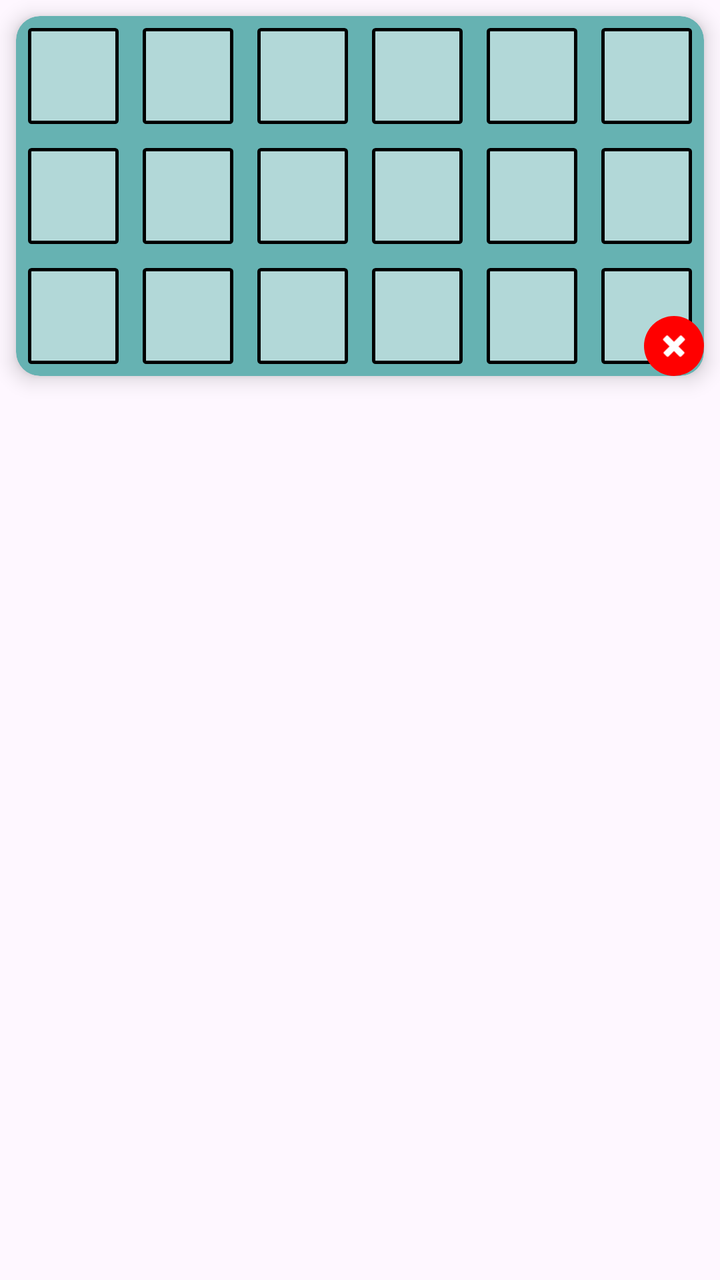
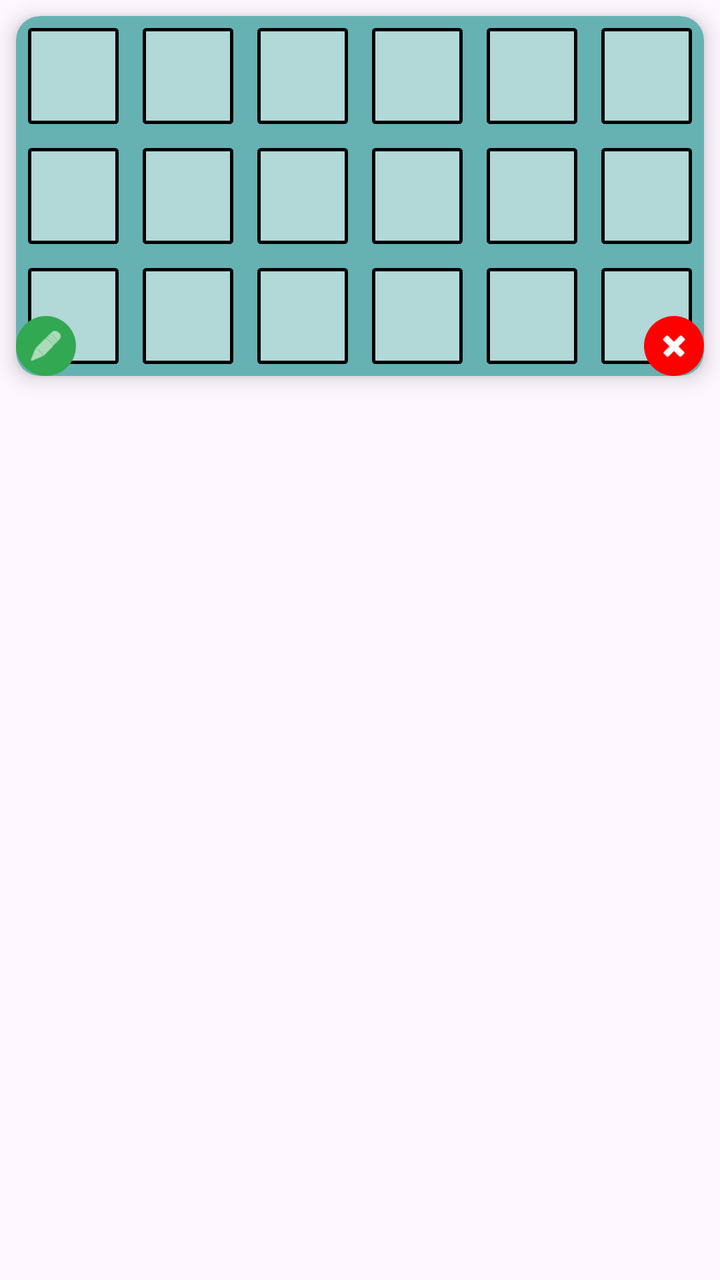

An Android layout rendered at two revisions. The XML below is the earlier revision; the diff shows what the commit changed to produce the second picture.
<!-- AndroidManifest.xml: application theme Theme.BingoApp -->
<!-- res/layout/bingo_card.xml -->
<?xml version="1.0" encoding="utf-8"?>
<LinearLayout
    xmlns:android="http://schemas.android.com/apk/res/android"
    xmlns:app="http://schemas.android.com/apk/res-auto"
    android:layout_width="match_parent"
    android:layout_height="wrap_content"
    android:orientation="vertical">

    <androidx.cardview.widget.CardView
        xmlns:android="http://schemas.android.com/apk/res/android"
        xmlns:app="http://schemas.android.com/apk/res-auto"
        android:layout_width="match_parent"
        android:layout_height="180dp"
        android:layout_marginTop="8dp"
        android:layout_marginLeft="8dp"
        android:layout_marginRight="8dp"
        app:cardCornerRadius="12dp"
        app:cardElevation="6dp"
        app:cardBackgroundColor="@color/teal_600">
        <FrameLayout
            android:layout_width="match_parent"
            android:layout_height="match_parent">

            <GridLayout
                android:layout_width="match_parent"
                android:layout_height="match_parent"
                android:columnCount="6"
                android:rowCount="3">

                <FrameLayout style="@style/MiniBingoCell">
                    <TextView android:id="@+id/mini_0" style="@style/MiniBingoCellText"/>
                    <ImageView android:id="@+id/cross_0" style="@style/MiniBingoCellCross"/>
                </FrameLayout>
                <FrameLayout style="@style/MiniBingoCell">
                    <TextView android:id="@+id/mini_1" style="@style/MiniBingoCellText"/>
                    <ImageView android:id="@+id/cross_1" style="@style/MiniBingoCellCross"/>
                </FrameLayout>
                <FrameLayout style="@style/MiniBingoCell">
                    <TextView android:id="@+id/mini_2" style="@style/MiniBingoCellText"/>
                    <ImageView android:id="@+id/cross_2" style="@style/MiniBingoCellCross"/>
                </FrameLayout>
                <FrameLayout style="@style/MiniBingoCell">
                    <TextView android:id="@+id/mini_3" style="@style/MiniBingoCellText"/>
                    <ImageView android:id="@+id/cross_3" style="@style/MiniBingoCellCross"/>
                </FrameLayout>
                <FrameLayout style="@style/MiniBingoCell">
                    <TextView android:id="@+id/mini_4" style="@style/MiniBingoCellText"/>
                    <ImageView android:id="@+id/cross_4" style="@style/MiniBingoCellCross"/>
                </FrameLayout>
                <FrameLayout style="@style/MiniBingoCell">
                    <TextView android:id="@+id/mini_5" style="@style/MiniBingoCellText"/>
                    <ImageView android:id="@+id/cross_5" style="@style/MiniBingoCellCross"/>
                </FrameLayout>
                <FrameLayout style="@style/MiniBingoCell">
                    <TextView android:id="@+id/mini_6" style="@style/MiniBingoCellText"/>
                    <ImageView android:id="@+id/cross_6" style="@style/MiniBingoCellCross"/>
                </FrameLayout>
                <FrameLayout style="@style/MiniBingoCell">
                    <TextView android:id="@+id/mini_7" style="@style/MiniBingoCellText"/>
                    <ImageView android:id="@+id/cross_7" style="@style/MiniBingoCellCross"/>
                </FrameLayout>
                <FrameLayout style="@style/MiniBingoCell">
                    <TextView android:id="@+id/mini_8" style="@style/MiniBingoCellText"/>
                    <ImageView android:id="@+id/cross_8" style="@style/MiniBingoCellCross"/>
                </FrameLayout>
                <FrameLayout style="@style/MiniBingoCell">
                    <TextView android:id="@+id/mini_9" style="@style/MiniBingoCellText"/>
                    <ImageView android:id="@+id/cross_9" style="@style/MiniBingoCellCross"/>
                </FrameLayout>
                <FrameLayout style="@style/MiniBingoCell">
                    <TextView android:id="@+id/mini_10" style="@style/MiniBingoCellText"/>
                    <ImageView android:id="@+id/cross_10" style="@style/MiniBingoCellCross"/>
                </FrameLayout>
                <FrameLayout style="@style/MiniBingoCell">
                    <TextView android:id="@+id/mini_11" style="@style/MiniBingoCellText"/>
                    <ImageView android:id="@+id/cross_11" style="@style/MiniBingoCellCross"/>
                </FrameLayout>
                <FrameLayout style="@style/MiniBingoCell">
                    <TextView android:id="@+id/mini_12" style="@style/MiniBingoCellText"/>
                    <ImageView android:id="@+id/cross_12" style="@style/MiniBingoCellCross"/>
                </FrameLayout>
                <FrameLayout style="@style/MiniBingoCell">
                    <TextView android:id="@+id/mini_13" style="@style/MiniBingoCellText"/>
                    <ImageView android:id="@+id/cross_13" style="@style/MiniBingoCellCross"/>
                </FrameLayout>
                <FrameLayout style="@style/MiniBingoCell">
                    <TextView android:id="@+id/mini_14" style="@style/MiniBingoCellText"/>
                    <ImageView android:id="@+id/cross_14" style="@style/MiniBingoCellCross"/>
                </FrameLayout>
                <FrameLayout style="@style/MiniBingoCell">
                    <TextView android:id="@+id/mini_15" style="@style/MiniBingoCellText"/>
                    <ImageView android:id="@+id/cross_15" style="@style/MiniBingoCellCross"/>
                </FrameLayout>
                <FrameLayout style="@style/MiniBingoCell">
                    <TextView android:id="@+id/mini_16" style="@style/MiniBingoCellText"/>
                    <ImageView android:id="@+id/cross_16" style="@style/MiniBingoCellCross"/>
                </FrameLayout>
                <FrameLayout style="@style/MiniBingoCell">
                    <TextView android:id="@+id/mini_17" style="@style/MiniBingoCellText"/>
                    <ImageView android:id="@+id/cross_17" style="@style/MiniBingoCellCross"/>
                </FrameLayout>
            </GridLayout>

            <com.google.android.material.button.MaterialButton
                android:id="@+id/btn_delete_card"
                android:layout_width="30dp"
                android:layout_height="30dp"
                android:layout_gravity="bottom|end"
                android:layout_marginEnd="0dp"
                android:layout_marginBottom="0dp"
                android:insetTop="0dp"
                android:insetBottom="0dp"
                app:backgroundTint="@color/red_600"
                app:icon="@android:drawable/ic_delete"
                app:iconGravity="textStart"
                app:iconPadding="0dp"
                app:iconTint="@android:color/white"
                app:strokeWidth="0dp" />
        </FrameLayout>
    </androidx.cardview.widget.CardView>
    <TextView
        android:id="@+id/textCardId"
        android:layout_width="wrap_content"
        android:layout_height="wrap_content"
        android:gravity="center"
        android:textSize="18sp"
        android:textStyle="bold"
        android:textColor="#000000"
        android:layout_marginStart="8dp"
        android:layout_marginTop="0dp" />
</LinearLayout>
<!-- resources referenced by this layout -->
<resources>
  <color name="red_600">#FF0000</color>
  <color name="teal_600">#66B2B2</color>
  <style name="MiniBingoCell">
          <item name="android:layout_width">0dp</item>
          <item name="android:layout_height">0dp</item>
          <item name="android:layout_columnWeight">1</item>
          <item name="android:layout_rowWeight">1</item>
          <item name="android:layout_margin">6dp</item>
          <item name="android:gravity">center</item>
          <item name="android:textSize">16sp</item>
          <item name="android:textStyle">bold</item>
          <item name="android:textColor">#000000</item>
          <item name="android:background">@drawable/mini_cell_border</item>
      </style>
  <style name="MiniBingoCellCross">
          <item name="android:layout_width">match_parent</item>
          <item name="android:layout_height">match_parent</item>
          <item name="android:layout_gravity">center</item>
          <item name="android:src">@drawable/ic_cross_overlay</item>
          <item name="android:visibility">gone</item>
          <item name="android:scaleType">centerInside</item>
          <item name="android:alpha">0.5</item>
      </style>
  <style name="MiniBingoCellText">
          <item name="android:layout_width">match_parent</item>
          <item name="android:layout_height">match_parent</item>
          <item name="android:gravity">center</item>
          <item name="android:textSize">16sp</item>
          <item name="android:textStyle">bold</item>
          <item name="android:textColor">#000000</item>
      </style>
  <style name="Theme.BingoApp" parent="Base.Theme.BingoApp" />
  <!-- drawable mini_cell_border (drawable) -->
  <?xml version="1.0" encoding="utf-8"?>
  <shape xmlns:android="http://schemas.android.com/apk/res/android">
  <solid android:color="#b2d8d8" />
  <stroke
      android:width="1.5dp"
      android:color="#000000" />      
  <corners android:radius="1dp" />
  <padding android:left="2dp" android:top="2dp" android:right="2dp" android:bottom="2dp"/>
  </shape>
  <!-- drawable ic_cross_overlay (drawable) -->
  <vector xmlns:android="http://schemas.android.com/apk/res/android"
      android:width="48dp"
      android:height="48dp"
      android:viewportWidth="24"
      android:viewportHeight="24">
      <path
          android:fillColor="#FF4444"
          android:pathData="M19,6.41L17.59,5 12,10.59 6.41,5 5,6.41 10.59,12 5,17.59 6.41,19 12,13.41 17.59,19 19,17.59 13.41,12z"/>
  </vector>
  <style name="Base.Theme.BingoApp" parent="Theme.Material3.DayNight.NoActionBar">
          
          
      </style>
</resources>

<!-- the commit's change to res/layout/bingo_card.xml (unified diff, before → after) -->
@@ -116,6 +116,22 @@
                 app:iconPadding="0dp"
                 app:iconTint="@android:color/white"
                 app:strokeWidth="0dp" />
+
+            <com.google.android.material.button.MaterialButton
+                android:id="@+id/btn_edit_card"
+                android:layout_width="30dp"
+                android:layout_height="30dp"
+                android:layout_gravity="bottom|start"
+                android:layout_marginEnd="0dp"
+                android:layout_marginBottom="0dp"
+                android:insetTop="0dp"
+                android:insetBottom="0dp"
+                app:backgroundTint="@color/green_600"
+                app:icon="@android:drawable/ic_menu_edit"
+                app:iconGravity="textStart"
+                app:iconPadding="0dp"
+                app:iconTint="@android:color/white"
+                app:strokeWidth="0dp" />
         </FrameLayout>
     </androidx.cardview.widget.CardView>
     <TextView
<!-- resource entries referenced after the edit -->
@@ -1,5 +1,6 @@
 <!-- resources referenced by this layout -->
 <resources>
+  <color name="green_600">#32A852</color>
   <color name="red_600">#FF0000</color>
   <color name="teal_600">#66B2B2</color>
   <style name="MiniBingoCell">
